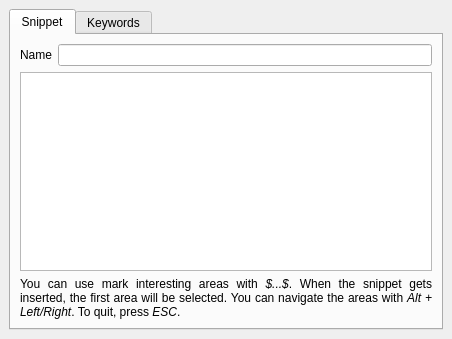
First picture: the form in plugins/snippet/editsnippet.ui, repository KDE/kdevelop, before the edit.
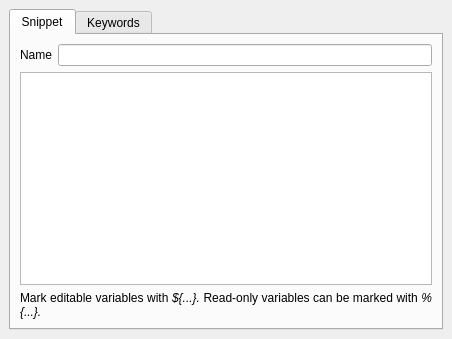
Second picture: the form after the edit. Custom widgets are drawn as their Qt base class.

Commit message: update inline-help on how to mark variables with the new format. imo we need some more docu about the extended behavior, e.g. mirroring, navigation etc. pp.

What changed in the file:
```diff
--- a/plugins/snippet/editsnippet.ui
+++ b/plugins/snippet/editsnippet.ui
@@ -62,7 +62,7 @@
        <item row="2" column="0" colspan="2">
         <widget class="QLabel" name="label_2">
          <property name="text">
-          <string>&lt;p align=&quot;justify&quot;&gt;You can use mark interesting areas with &lt;i&gt;$...$&lt;/i&gt;. When the snippet gets inserted, the first area will be selected. You can navigate the areas with &lt;i&gt;Alt + Left/Right&lt;/i&gt;. To quit, press &lt;i&gt;ESC&lt;/i&gt;.&lt;/p&gt;</string>
+          <string>&lt;p align=&quot;justify&quot;&gt;Mark editable variables with &lt;i&gt;${...}.&lt;/i&gt; Read-only variables can be marked with &lt;i&gt;%{...}.&lt;/i&gt;&lt;/p&gt;</string>
          </property>
          <property name="wordWrap">
           <bool>true</bool>
```
